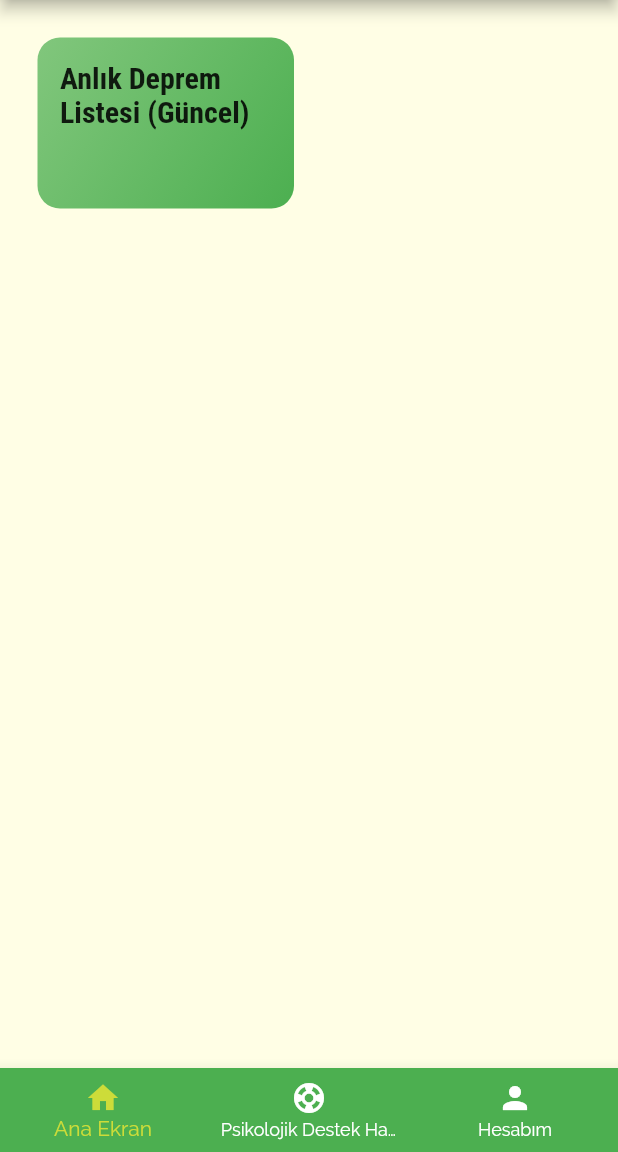
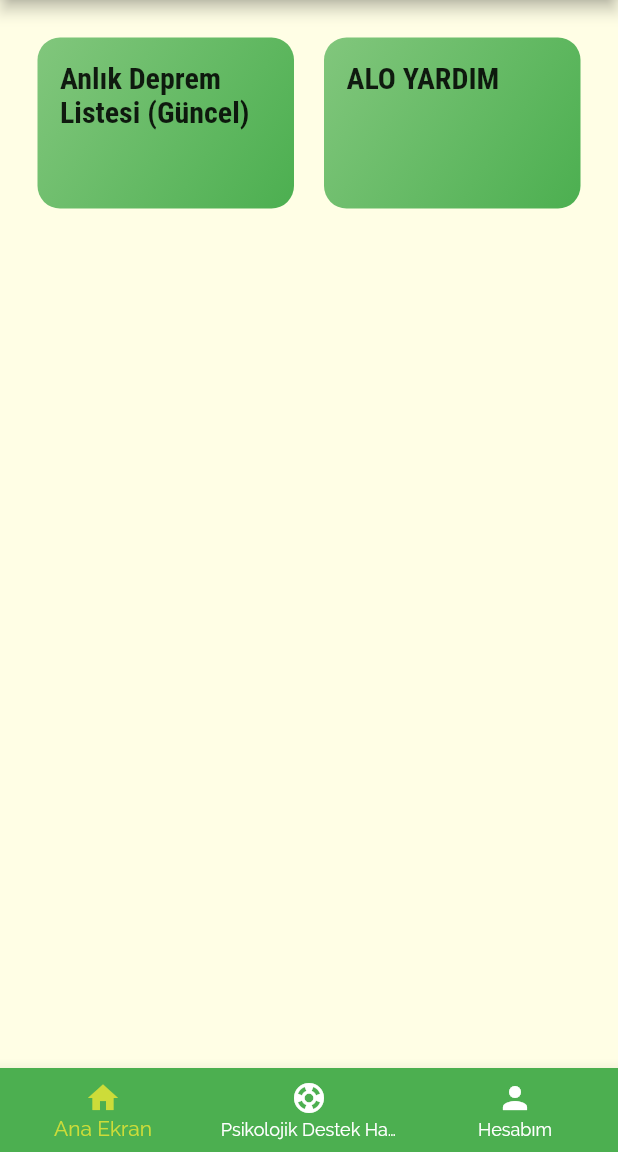
Before and after one commit to BIL-496-Bitirme-Projesi-Grup-X/Aid-Assist-Frontend, a Flutter app: the screen it shows after launch, on a phone screen of 412 x 824 dp, the part 84-1236 px from its top. Run offline on Flutter 3.47's test engine with Material 2 defaults, Android fonts, the light colour scheme and no system bars.

Commit message:
Call Emergency Numbers screen and link is added.

```diff
--- /dev/null
+++ b/lib/screens/call_emergency_numbers_screen.dart
@@ -0,0 +1,12 @@
+import 'package:flutter/material.dart';
+
+class CallEmergencyNumbersScreen extends StatelessWidget {
+  @override
+  Widget build(BuildContext context) {
+    return Scaffold(
+        appBar: AppBar(title: Text("ALO YARDIM")),
+        body: Center(
+          child: Text("ALO YARDIM"),
+        ));
+  }
+}
--- a/lib/screens/main_screen.dart
+++ b/lib/screens/main_screen.dart
@@ -1,5 +1,6 @@
 import 'package:flutter/material.dart';
 
+import 'call_emergency_numbers_screen.dart';
 import 'latest_earthquakes_screen.dart';
 
 class MainScreen extends StatelessWidget {
@@ -38,6 +39,36 @@ class MainScreen extends StatelessWidget {
             ),
           ),
         ),
+        InkWell(
+          onTap: () => {
+            Navigator.push(
+              context,
+              MaterialPageRoute(
+                builder: (context) => CallEmergencyNumbersScreen(),
+              ),
+            )
+          },
+          splashColor: Theme.of(context).primaryColor,
+          borderRadius: BorderRadius.circular(15),
+          child: Container(
+            padding: const EdgeInsets.all(15),
+            child: Text(
+              "ALO YARDIM",
+              style: Theme.of(context).textTheme.headline6,
+            ),
+            decoration: BoxDecoration(
+              gradient: LinearGradient(
+                colors: [
+                  Colors.green.withOpacity(0.7),
+                  Colors.green,
+                ],
+                begin: Alignment.topLeft,
+                end: Alignment.bottomRight,
+              ),
+              borderRadius: BorderRadius.circular(15),
+            ),
+          ),
+        ),
       ],
       gridDelegate: SliverGridDelegateWithMaxCrossAxisExtent(
         maxCrossAxisExtent: 200,
```
